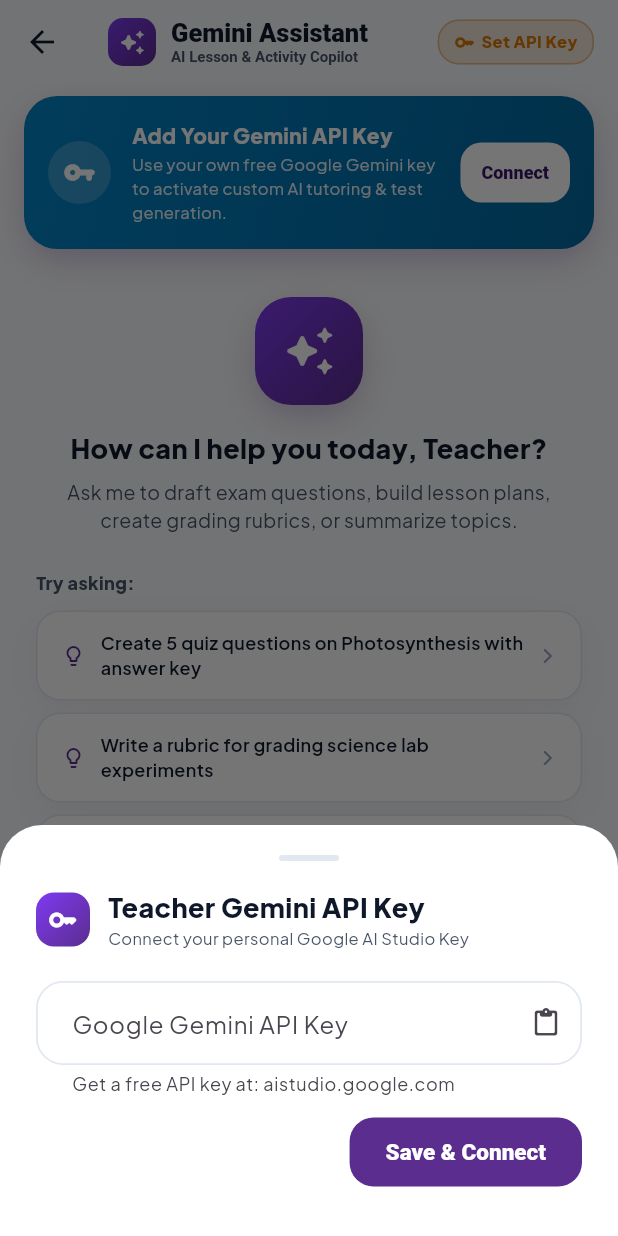
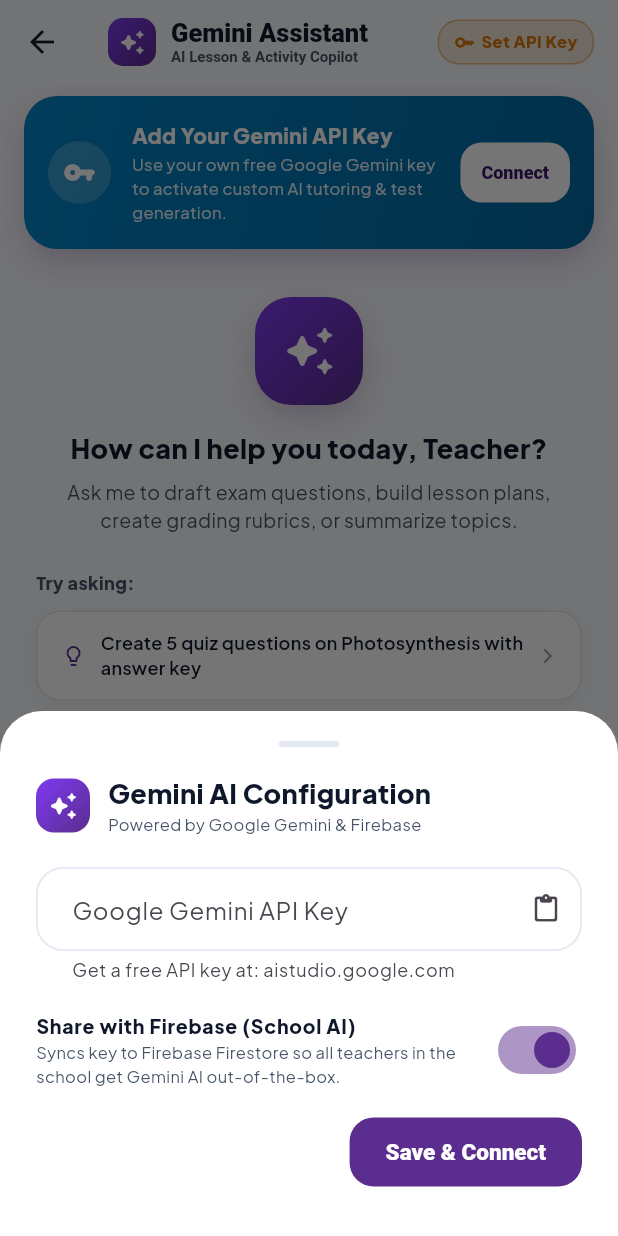
Before and after one commit to Kioian89/edusync, a Flutter app: the GeminiAssistantScreen screen opened directly, after a tap on "Connect", on a phone screen of 412 x 824 dp. Run offline on Flutter 3.47's test engine with Material 3 defaults, Android fonts, the phone set to English and light mode, and no system bars; our stand-ins replace cloud_firestore, file_picker, firebase_auth, firebase_core, firebase_messaging, flutter_local_notifications and 4 more; missing offline and left inert: mobile_scanner, shorebird_code_push; accounts and stored records are empty.

Commit message:
Integrate Google Gemini AI with Firebase: add FirebaseAiService, cloud history sync, shared central key, and Gemini activity generator

````diff
--- a/lib/providers/gemini_assistant_provider.dart
+++ b/lib/providers/gemini_assistant_provider.dart
@@ -2,6 +2,7 @@ import 'dart:convert';
 import 'package:flutter/material.dart';
 import 'package:shared_preferences/shared_preferences.dart';
 import '../services/gemini_service.dart';
+import '../services/firebase_ai_service.dart';
 
 class GeminiMessage {
   final String id;
@@ -24,28 +25,54 @@ class GeminiMessage {
       };
 
   factory GeminiMessage.fromMap(Map<String, dynamic> map) => GeminiMessage(
-        id: map['id'],
-        text: map['text'],
-        isUser: map['isUser'],
-        timestamp: DateTime.parse(map['timestamp']),
+        id: map['id'] ?? '',
+        text: map['text'] ?? '',
+        isUser: map['isUser'] ?? false,
+        timestamp: map['timestamp'] != null
+            ? DateTime.tryParse(map['timestamp']) ?? DateTime.now()
+            : DateTime.now(),
       );
 }
 
 class GeminiAssistantProvider extends ChangeNotifier {
-  String? _apiKey;
+  String? _personalApiKey;
+  String? _firebaseApiKey;
+  String _activeModel = GeminiService.defaultModelName;
   bool _isLoading = false;
   String? _errorMessage;
   final List<GeminiMessage> _messages = [];
+  String? _currentUserId;
 
-  String? get apiKey => _apiKey;
-  bool get hasKey => _apiKey != null && _apiKey!.trim().isNotEmpty;
+  /// Effective API key: Personal key takes precedence over central Firebase key
+  String? get apiKey => _personalApiKey ?? _firebaseApiKey;
+  bool get hasPersonalKey => _personalApiKey != null && _personalApiKey!.trim().isNotEmpty;
+  bool get isFirebaseAiConnected => _firebaseApiKey != null && _firebaseApiKey!.trim().isNotEmpty;
+  bool get hasKey => apiKey != null && apiKey!.trim().isNotEmpty;
   bool get isLoading => _isLoading;
   String? get errorMessage => _errorMessage;
   List<GeminiMessage> get messages => _messages;
+  String get activeModel => _activeModel;
 
-  Future<void> init() async {
+  /// Initialize provider: load local cache, and sync Firebase Gemini configuration
+  Future<void> init({String? userId}) async {
+    _currentUserId = userId;
     final prefs = await SharedPreferences.getInstance();
-    _apiKey = prefs.getString('teacher_gemini_api_key');
+    _personalApiKey = prefs.getString('teacher_gemini_api_key');
+
+    // 1. Fetch Firebase-managed Gemini configuration
+    try {
+      if (FirebaseAiService.isAvailable) {
+        final fbConfig = await FirebaseAiService.fetchFirebaseGeminiConfig();
+        if (fbConfig != null && fbConfig['isEnabled'] != false) {
+          _firebaseApiKey = fbConfig['apiKey'] as String?;
+          if (fbConfig['model'] != null) {
+            _activeModel = fbConfig['model'] as String;
+          }
+        }
+      }
+    } catch (_) {}
+
+    // 2. Load cached chat history
     final historyJson = prefs.getString('teacher_gemini_chat_history');
     if (historyJson != null) {
       try {
@@ -54,13 +81,15 @@ class GeminiAssistantProvider extends ChangeNotifier {
         _messages.addAll(list.map((m) => GeminiMessage.fromMap(m)));
       } catch (_) {}
     }
+
     notifyListeners();
   }
 
+  /// Sets or updates personal Gemini API key
   Future<bool> setApiKey(String key) async {
     final clean = key.trim();
     if (clean.isEmpty) {
-      _apiKey = null;
+      _personalApiKey = null;
       final prefs = await SharedPreferences.getInstance();
       await prefs.remove('teacher_gemini_api_key');
       notifyListeners();
@@ -75,7 +104,7 @@ class GeminiAssistantProvider extends ChangeNotifier {
     _isLoading = false;
 
     if (isValid) {
-      _apiKey = clean;
+      _personalApiKey = clean;
       final prefs = await SharedPreferences.getInstance();
       await prefs.setString('teacher_gemini_api_key', clean);
       notifyListeners();
@@ -87,15 +116,31 @@ class GeminiAssistantProvider extends ChangeNotifier {
     }
   }
 
+  /// Saves the Gemini API key centrally into Firebase (for all teachers in school)
+  Future<void> setFirebaseCentralKey(String key, {String model = 'gemini-1.5-flash'}) async {
+    final clean = key.trim();
+    if (clean.isEmpty) return;
+
+    await FirebaseAiService.setFirebaseGeminiConfig(
+      apiKey: clean,
+      model: model,
+      isEnabled: true,
+    );
+    _firebaseApiKey = clean;
+    _activeModel = model;
+    notifyListeners();
+  }
+
   Future<void> removeApiKey() async {
-    _apiKey = null;
+    _personalApiKey = null;
     final prefs = await SharedPreferences.getInstance();
     await prefs.remove('teacher_gemini_api_key');
     notifyListeners();
   }
 
   Future<void> sendMessage(String text, {String? classContext}) async {
-    if (!hasKey || text.trim().isEmpty) return;
+    final effectiveKey = apiKey;
+    if (effectiveKey == null || effectiveKey.trim().isEmpty || text.trim().isEmpty) return;
 
     final userMsg = GeminiMessage(
       id: DateTime.now().millisecondsSinceEpoch.toString(),
@@ -108,6 +153,17 @@ class GeminiAssistantProvider extends ChangeNotifier {
     _errorMessage = null;
     notifyListeners();
     await _saveHistory();
+
+    // Sync user message to Firebase if available
+    if (_currentUserId != null && _currentUserId!.isNotEmpty) {
+      FirebaseAiService.saveChatMessage(
+        userId: _currentUserId!,
+        messageId: userMsg.id,
+        text: userMsg.text,
+        isUser: true,
+        timestamp: userMsg.timestamp,
+      );
+    }
 
     final history = _messages.sublist(0, _messages.length - 1).map((m) {
       return {
@@ -124,10 +180,11 @@ class GeminiAssistantProvider extends ChangeNotifier {
 
     try {
       final responseText = await GeminiService.sendMessage(
-        apiKey: _apiKey!,
+        apiKey: effectiveKey,
         prompt: text.trim(),
         chatHistory: history,
         systemInstruction: systemInstruction,
+        modelName: _activeModel,
       );
 
       final assistantMsg = GeminiMessage(
@@ -137,6 +194,17 @@ class GeminiAssistantProvider extends ChangeNotifier {
         timestamp: DateTime.now(),
       );
       _messages.add(assistantMsg);
+
+      // Sync assistant message to Firebase
+      if (_currentUserId != null && _currentUserId!.isNotEmpty) {
+        FirebaseAiService.saveChatMessage(
+          userId: _currentUserId!,
+          messageId: assistantMsg.id,
+          text: assistantMsg.text,
+          isUser: false,
+          timestamp: assistantMsg.timestamp,
+        );
+      }
     } catch (e) {
       _errorMessage = e.toString().replaceFirst('Exception: ', '');
     } finally {
@@ -150,6 +218,11 @@ class GeminiAssistantProvider extends ChangeNotifier {
     _messages.clear();
     final prefs = await SharedPreferences.getInstance();
     await prefs.remove('teacher_gemini_chat_history');
+
+    if (_currentUserId != null && _currentUserId!.isNotEmpty) {
+      FirebaseAiService.clearFirebaseChatHistory(_currentUserId!);
+    }
+
     notifyListeners();
   }
 
--- a/lib/screens/teacher/gemini_assistant_screen.dart
+++ b/lib/screens/teacher/gemini_assistant_screen.dart
@@ -27,7 +27,8 @@ class _GeminiAssistantScreenState extends State<GeminiAssistantScreen> {
   void initState() {
     super.initState();
     WidgetsBinding.instance.addPostFrameCallback((_) {
-      context.read<GeminiAssistantProvider>().init();
+      final user = context.read<AuthProvider>().currentUser;
+      context.read<GeminiAssistantProvider>().init(userId: user?.id);
     });
   }
 
@@ -53,6 +54,7 @@ class _GeminiAssistantScreenState extends State<GeminiAssistantScreen> {
   void _showApiKeyDialog(BuildContext context, GeminiAssistantProvider gemini) {
     final keyCtrl = TextEditingController(text: gemini.apiKey ?? '');
     bool isSubmitting = false;
+    bool syncToFirebase = true;
 
     showModalBottomSheet(
       context: context,
@@ -95,7 +97,7 @@ class _GeminiAssistantScreenState extends State<GeminiAssistantScreen> {
                             borderRadius: BorderRadius.circular(12),
                           ),
                           child: const Icon(
-                            Icons.key_rounded,
+                            Icons.auto_awesome_rounded,
                             color: Colors.white,
                             size: 20,
                           ),
@@ -106,7 +108,7 @@ class _GeminiAssistantScreenState extends State<GeminiAssistantScreen> {
                             crossAxisAlignment: CrossAxisAlignment.start,
                             children: [
                               Text(
-                                'Teacher Gemini API Key',
+                                'Gemini AI Configuration',
                                 style: TextStyle(
                                   fontSize: 18,
                                   fontWeight: FontWeight.w900,
@@ -114,7 +116,7 @@ class _GeminiAssistantScreenState extends State<GeminiAssistantScreen> {
                                 ),
                               ),
                               Text(
-                                'Connect your personal Google AI Studio Key',
+                                'Powered by Google Gemini & Firebase',
                                 style: TextStyle(
                                   fontSize: 11,
                                   color: AppTheme.textSecondary,
@@ -147,7 +149,31 @@ class _GeminiAssistantScreenState extends State<GeminiAssistantScreen> {
                         ),
                       ),
                     ),
-                    const SizedBox(height: 14),
+                    const SizedBox(height: 12),
+                    SwitchListTile(
+                      contentPadding: EdgeInsets.zero,
+                      value: syncToFirebase,
+                      activeColor: AppTheme.primary,
+                      title: const Text(
+                        'Share with Firebase (School AI)',
+                        style: TextStyle(
+                          fontSize: 13,
+                          fontWeight: FontWeight.w800,
+                          color: AppTheme.textMain,
+                        ),
+                      ),
+                      subtitle: const Text(
+                        'Syncs key to Firebase Firestore so all teachers in the school get Gemini AI out-of-the-box.',
+                        style: TextStyle(
+                          fontSize: 11,
+                          color: AppTheme.textSecondary,
+                        ),
+                      ),
+                      onChanged: (val) {
+                        setModalState(() => syncToFirebase = val);
+                      },
+                    ),
+                    const SizedBox(height: 10),
                     if (gemini.errorMessage != null)
                       Padding(
                         padding: const EdgeInsets.only(bottom: 12),
@@ -192,9 +218,11 @@ class _GeminiAssistantScreenState extends State<GeminiAssistantScreen> {
                               ? null
                               : () async {
                                   setModalState(() => isSubmitting = true);
-                                  final success = await gemini.setApiKey(
-                                    keyCtrl.text.trim(),
-                                  );
+                                  final entered = keyCtrl.text.trim();
+                                  final success = await gemini.setApiKey(entered);
+                                  if (success && syncToFirebase && entered.isNotEmpty) {
+                                    await gemini.setFirebaseCentralKey(entered);
+                                  }
                                   setModalState(() => isSubmitting = false);
                                   if (success && sheetCtx.mounted) {
                                     Navigator.pop(sheetCtx);
@@ -312,9 +340,11 @@ class _GeminiAssistantScreenState extends State<GeminiAssistantScreen> {
                 mainAxisSize: MainAxisSize.min,
                 children: [
                   Icon(
-                    gemini.hasKey
-                        ? Icons.check_circle_rounded
-                        : Icons.key_rounded,
+                    gemini.isFirebaseAiConnected
+                        ? Icons.cloud_done_rounded
+                        : gemini.hasKey
+                            ? Icons.check_circle_rounded
+                            : Icons.key_rounded,
                     size: 14,
                     color: gemini.hasKey
                         ? AppTheme.statusGraded
@@ -322,7 +352,11 @@ class _GeminiAssistantScreenState extends State<GeminiAssistantScreen> {
                   ),
                   const SizedBox(width: 4),
                   Text(
-                    gemini.hasKey ? 'Connected' : 'Set API Key',
+                    gemini.isFirebaseAiConnected && !gemini.hasPersonalKey
+                        ? 'Firebase AI'
+                        : gemini.hasKey
+                            ? 'Connected'
+                            : 'Set API Key',
                     style: TextStyle(
                       fontSize: 11,
                       fontWeight: FontWeight.w800,
--- /dev/null
+++ b/lib/services/firebase_ai_service.dart
@@ -0,0 +1,139 @@
+import 'package:cloud_firestore/cloud_firestore.dart';
+import 'package:firebase_core/firebase_core.dart';
+import 'package:flutter/foundation.dart';
+
+/// Service connecting Gemini AI with Cloud Firestore backend.
+/// Manages remote Gemini API configuration, shared system keys,
+/// and cloud synchronization of AI chat conversations.
+class FirebaseAiService {
+  static bool get isAvailable {
+    try {
+      return Firebase.apps.isNotEmpty;
+    } catch (_) {
+      return false;
+    }
+  }
+
+  static FirebaseFirestore? get _db {
+    if (!isAvailable) return null;
+    try {
+      return FirebaseFirestore.instance;
+    } catch (e) {
+      debugPrint('Firestore instance unavailable: $e');
+      return null;
+    }
+  }
+
+  /// Fetches shared Gemini AI configuration stored in Firebase Cloud Firestore.
+  /// This allows school/organization administrators to configure a central
+  /// Gemini model and API key so teachers and students don't have to enter one manually.
+  static Future<Map<String, dynamic>?> fetchFirebaseGeminiConfig() async {
+    final db = _db;
+    if (db == null) return null;
+
+    try {
+      // 1. Check config/gemini document
+      final doc = await db.collection('config').doc('gemini').get();
+      if (doc.exists && doc.data() != null) {
+        return doc.data();
+      }
+
+      // 2. Check system/ai fallback document
+      final fallbackDoc = await db.collection('system').doc('ai').get();
+      if (fallbackDoc.exists && fallbackDoc.data() != null) {
+        return fallbackDoc.data();
+      }
+    } catch (e) {
+      debugPrint('Note: Firebase Gemini config fetch: $e');
+    }
+    return null;
+  }
+
+  /// Sets or updates the central Gemini AI configuration in Firebase (Admin/Teacher tool).
+  static Future<void> setFirebaseGeminiConfig({
+    required String apiKey,
+    String model = 'gemini-1.5-flash',
+    bool isEnabled = true,
+  }) async {
+    final db = _db;
+    if (db == null) return;
+
+    try {
+      await db.collection('config').doc('gemini').set({
+        'apiKey': apiKey.trim(),
+        'model': model,
+        'isEnabled': isEnabled,
+        'updatedAt': FieldValue.serverTimestamp(),
+      }, SetOptions(merge: true));
+    } catch (e) {
+      debugPrint('Error saving Firebase Gemini config: $e');
+    }
+  }
+
+  /// Syncs an AI chat message to Firebase Firestore so chat history is preserved across devices.
+  static Future<void> saveChatMessage({
+    required String userId,
+    required String messageId,
+    required String text,
+    required bool isUser,
+    required DateTime timestamp,
+  }) async {
+    final db = _db;
+    if (db == null || userId.isEmpty) return;
+
+    try {
+      await db
+          .collection('users')
+          .doc(userId)
+          .collection('ai_conversations')
+          .doc(messageId)
+          .set({
+        'id': messageId,
+        'text': text,
+        'isUser': isUser,
+        'timestamp': timestamp.toIso8601String(),
+        'createdAt': FieldValue.serverTimestamp(),
+      }, SetOptions(merge: true));
+    } catch (e) {
+      debugPrint('Error saving AI message to Firebase: $e');
+    }
+  }
+
+  /// Streams real-time AI conversation history for the signed-in user from Firebase.
+  static Stream<List<Map<String, dynamic>>> streamChatHistory(String userId) {
+    final db = _db;
+    if (db == null || userId.isEmpty) return const Stream.empty();
+
+    return db
+        .collection('users')
+        .doc(userId)
+        .collection('ai_conversations')
+        .orderBy('timestamp', descending: false)
+        .snapshots()
+        .map((snapshot) {
+      return snapshot.docs.map((d) => d.data()).toList();
+    });
+  }
+
+  /// Clears user's AI conversation history in Firebase.
+  static Future<void> clearFirebaseChatHistory(String userId) async {
+    final db = _db;
+    if (db == null || userId.isEmpty) return;
+
+    try {
+      final snapshot = await db
+          .collection('users')
+          .doc(userId)
+          .collection('ai_conversations')
+          .get();
+
+      final batch = db.batch();
+      for (final doc in snapshot.docs) {
+        batch.delete(doc.reference);
+      }
+      await batch.commit();
+    } catch (e) {
+      debugPrint('Error clearing Firebase AI chat history: $e');
+    }
+  }
+}
--- a/lib/services/gemini_service.dart
+++ b/lib/services/gemini_service.dart
@@ -1,38 +1,88 @@
 import 'dart:convert';
+import 'package:flutter/foundation.dart';
+import 'package:google_generative_ai/google_generative_ai.dart';
 import 'package:http/http.dart' as http;
 
 class GeminiService {
-  static const String _defaultModel = 'gemini-1.5-flash';
+  static const String defaultModelName = 'gemini-1.5-flash';
 
   /// Sends a prompt with optional context and chat history to Google Gemini API
+  /// Uses official google_generative_ai SDK with resilient HTTP fallback.
   static Future<String> sendMessage({
     required String apiKey,
     required String prompt,
     List<Map<String, String>> chatHistory = const [],
     String? systemInstruction,
+    String modelName = defaultModelName,
   }) async {
     final cleanKey = apiKey.trim();
     if (cleanKey.isEmpty) {
-      throw Exception('Gemini API Key is missing. Please configure your key in settings.');
+      throw Exception('Gemini API Key is missing. Please configure your key in settings or Firebase.');
     }
 
+    try {
+      // 1. Primary: Use Google Generative AI official SDK
+      final model = GenerativeModel(
+        model: modelName,
+        apiKey: cleanKey,
+        systemInstruction: systemInstruction != null && systemInstruction.isNotEmpty
+            ? Content.system(systemInstruction)
+            : null,
+        generationConfig: GenerationConfig(
+          temperature: 0.7,
+          maxOutputTokens: 1500,
+        ),
+      );
+
+      final historyContent = chatHistory.map((turn) {
+        final isModel = turn['role'] == 'assistant' || turn['role'] == 'model';
+        return isModel
+            ? Content.model([TextPart(turn['text'] ?? '')])
+            : Content.text(turn['text'] ?? '');
+      }).toList();
+
+      final chat = model.startChat(history: historyContent);
+      final response = await chat.sendMessage(Content.text(prompt));
+
+      if (response.text != null && response.text!.isNotEmpty) {
+        return response.text!;
+      }
+    } catch (e) {
+      debugPrint('google_generative_ai SDK exception, trying direct endpoint: $e');
+    }
+
+    // 2. Direct HTTP Fallback in case of client package edge cases
+    return _sendViaHttpFallback(
+      apiKey: cleanKey,
+      prompt: prompt,
+      chatHistory: chatHistory,
+      systemInstruction: systemInstruction,
+      modelName: modelName,
+    );
+  }
+
+  static Future<String> _sendViaHttpFallback({
+    required String apiKey,
+    required String prompt,
+    List<Map<String, String>> chatHistory = const [],
+    String? systemInstruction,
+    required String modelName,
+  }) async {
     final url = Uri.parse(
-      'https://generativelanguage.googleapis.com/v1beta/models/$_defaultModel:generateContent?key=$cleanKey',
+      'https://generativelanguage.googleapis.com/v1beta/models/$modelName:generateContent?key=$apiKey',
     );
 
     final List<Map<String, dynamic>> contents = [];
 
-    // Add prior conversation turns
     for (final turn in chatHistory) {
       contents.add({
-        'role': turn['role'] == 'assistant' ? 'model' : 'user',
+        'role': (turn['role'] == 'assistant' || turn['role'] == 'model') ? 'model' : 'user',
         'parts': [
           {'text': turn['text'] ?? ''}
         ],
       });
     }
 
-    // Add current user prompt
     contents.add({
       'role': 'user',
       'parts': [
@@ -97,4 +147,51 @@ class GeminiService {
       return false;
     }
   }
+
+  /// High-level method for AI pedagogical activity generation
+  static Future<Map<String, String>> generateActivityTask({
+    required String apiKey,
+    required String topic,
+    List<String> fileNames = const [],
+    String gradeLevel = 'High School',
+  }) async {
+    final prompt =
+        'You are an expert curriculum developer. Based on the topic "$topic" '
+        '${fileNames.isNotEmpty ? "and attached files: ${fileNames.join(', ')}" : ""}, '
+        'generate a structured student learning activity in JSON format with exactly 3 keys:\n'
+        '1. "description": A thorough lesson prompt, guide questions in Parts I, II, and III.\n'
+        '2. "answerSheetTemplate": A clean, formatted fill-in worksheet template for the student.\n'
+        '3. "teacherKey": An evaluation rubric and answer guide with suggested point values.\n'
+        'Return ONLY valid raw JSON with keys: description, answerSheetTemplate, teacherKey.';
+
+    try {
+      final raw = await sendMessage(
+        apiKey: apiKey,
+        prompt: prompt,
+        systemInstruction: 'Output valid JSON only without markdown formatting.',
+      );
+
+      // Clean markdown code blocks if returned
+      String cleaned = raw.trim();
+      if (cleaned.startsWith('```json')) {
+        cleaned = cleaned.substring(7);
+      } else if (cleaned.startsWith('```')) {
+        cleaned = cleaned.substring(3);
+      }
+      if (cleaned.endsWith('```')) {
+        cleaned = cleaned.substring(0, cleaned.length - 3);
+      }
+
+      final parsed = jsonDecode(cleaned.trim()) as Map<String, dynamic>;
+      return {
+        'title': topic.isNotEmpty ? topic : 'Classroom Learning Activity',
+        'description': parsed['description']?.toString() ?? '',
+        'answerSheetTemplate': parsed['answerSheetTemplate']?.toString() ?? '',
+        'teacherKey': parsed['teacherKey']?.toString() ?? '',
+      };
+    } catch (e) {
+      debugPrint('AI Activity generation error: $e');
+      rethrow;
+    }
+  }
 }
--- a/pubspec.yaml
+++ b/pubspec.yaml
@@ -30,6 +30,7 @@ dependencies:
   firebase_messaging: ^17.0.1
   flutter_local_notifications: ^18.0.1
   shorebird_code_push: ^2.0.7
+  google_generative_ai: ^0.4.7
 
 dev_dependencies:
   flutter_test:
````
Also changed, not shown: lib/screens/teacher/activity_create_screen.dart (+16 -5 lines), lib/screens/teacher/quick_activity_sheet.dart (+12 -6 lines), lib/services/ai_activity_helper.dart (+22 -1 lines), pubspec.lock.
